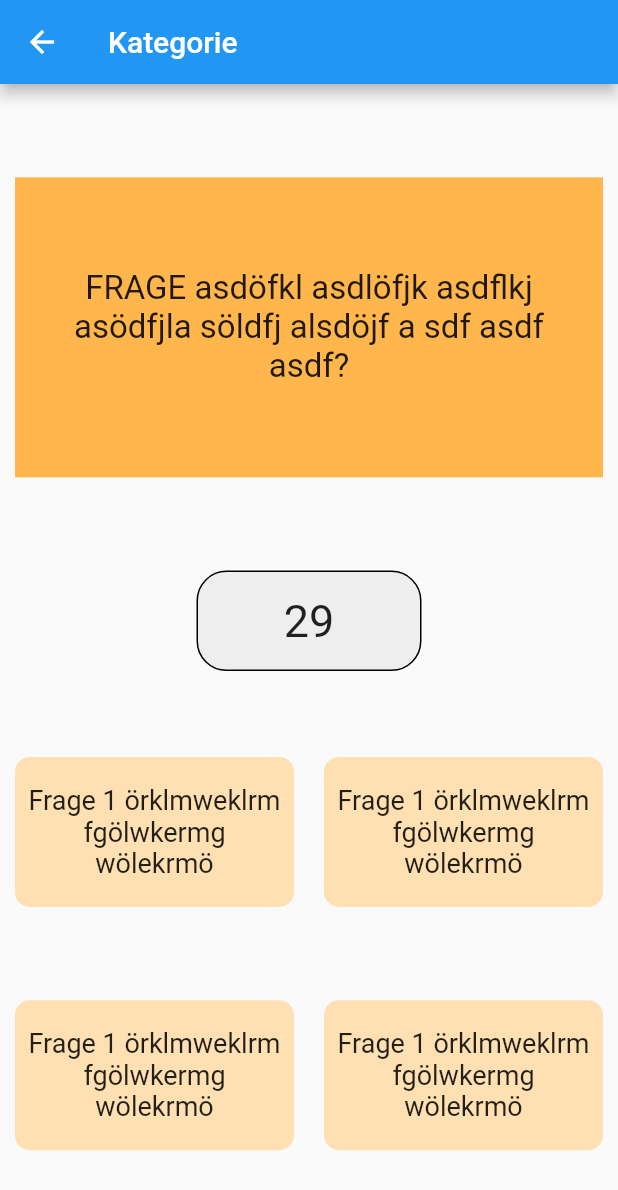
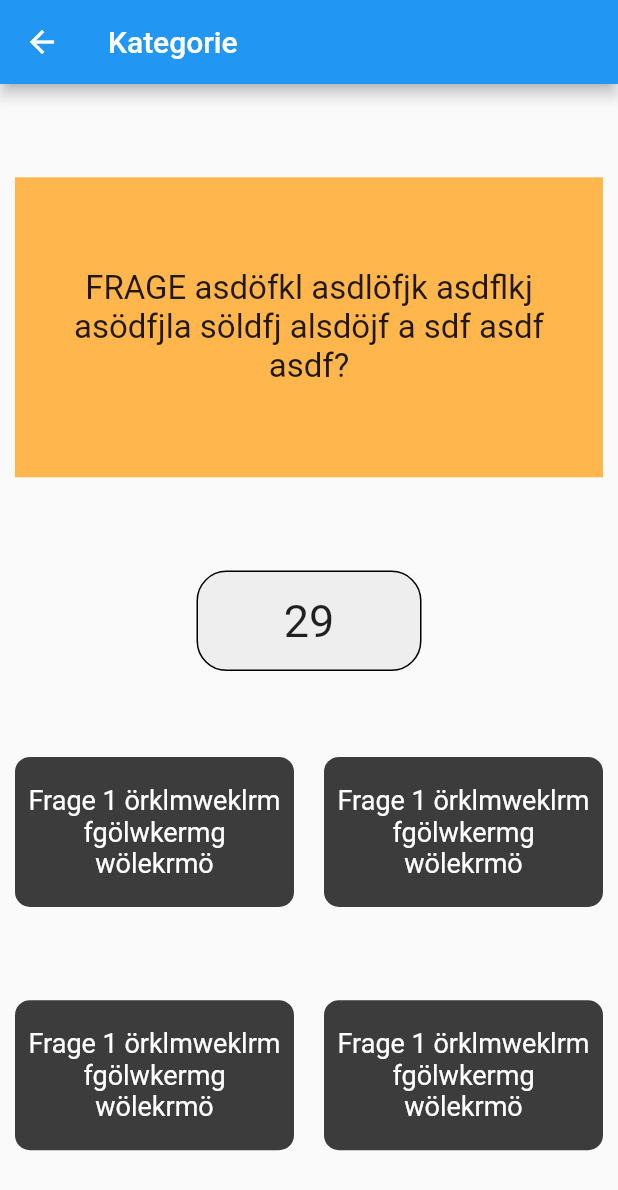
Before and after one commit to NoConnection12367/MultiQuizz, a Flutter app: the QuestionPage screen opened directly, on a phone screen of 412 x 824 dp. Shown: the top 1190 px of the screen. Run offline on Flutter 3.47's test engine with Material 2 defaults, Android fonts, the phone set to English and light mode, and no system bars; our stand-ins replace firebase_database; accounts and stored records are empty.

Commit message:
questionpage changed color

```diff
--- a/multiquizz/lib/pages/questionPage.dart
+++ b/multiquizz/lib/pages/questionPage.dart
@@ -102,10 +102,11 @@ class _QuestionPageState extends State<QuestionPage> {
                                 child: Container(
                                     padding: const EdgeInsets.only(top: 5.0, bottom: 5.0, left: 10.0, right: 10.0),
                                     child: Container(
+                                        padding: const EdgeInsets.all(5),
                                         height: 100,
                                         decoration: BoxDecoration(
                                             borderRadius: BorderRadius.all(Radius.circular(10)),
-                                            color: Colors.orange[100],
+                                            color: Color.fromRGBO(60,60,60, 1),
                                         ),
                                         child: Row(
                                             mainAxisAlignment: MainAxisAlignment.center,
@@ -113,16 +114,14 @@ class _QuestionPageState extends State<QuestionPage> {
                                             crossAxisAlignment: CrossAxisAlignment.center,
                                             children: <Widget>[
                                                 Expanded(
-                                                    child: Container(
-                                                        padding: const EdgeInsets.all(5),
 													child: Text(
 														"Frage 1 örklmweklrm fgölwkermg wölekrmö",
 														textAlign: TextAlign.center,
 														style: TextStyle(
-                                                                fontSize: 18.0
+															fontSize: 18.0,
+															color: Colors.white
 														),
 													),
-                                                    )
                                                 ),
                                             ],
                                         )
@@ -137,7 +136,7 @@ class _QuestionPageState extends State<QuestionPage> {
                                         height: 100,
                                         decoration: BoxDecoration(
                                             borderRadius: BorderRadius.all(Radius.circular(10)),
-                                            color: Colors.orange[100],
+                                            color: Color.fromRGBO(60,60,60, 1),
                                         ),
                                         child: Row(
                                             mainAxisAlignment: MainAxisAlignment.center,
@@ -149,7 +148,8 @@ class _QuestionPageState extends State<QuestionPage> {
 														"Frage 1 örklmweklrm fgölwkermg wölekrmö",
 														textAlign: TextAlign.center,
 														style: TextStyle(
-                                                            fontSize: 18.0
+															fontSize: 18.0,
+															color: Colors.white
 														),
                                                     ),
                                                 ),
@@ -173,7 +173,7 @@ class _QuestionPageState extends State<QuestionPage> {
                                         height: 100,
                                         decoration: BoxDecoration(
                                             borderRadius: BorderRadius.all(Radius.circular(10)),
-                                            color: Colors.orange[100],
+                                            color: Color.fromRGBO(60,60,60, 1),
                                         ),
                                         child: Row(
                                             mainAxisAlignment: MainAxisAlignment.center,
@@ -185,7 +185,8 @@ class _QuestionPageState extends State<QuestionPage> {
 														"Frage 1 örklmweklrm fgölwkermg wölekrmö",
 														textAlign: TextAlign.center,
 														style: TextStyle(
-                                                            fontSize: 18.0
+															fontSize: 18.0,
+															color: Colors.white
 														),
                                                     ),
                                                 ),
@@ -202,7 +203,7 @@ class _QuestionPageState extends State<QuestionPage> {
                                         height: 100,
                                         decoration: BoxDecoration(
                                             borderRadius: BorderRadius.all(Radius.circular(10)),
-                                            color: Colors.orange[100],
+                                            color: Color.fromRGBO(60,60,60, 1),
                                         ),
                                         child: Row(
                                             mainAxisAlignment: MainAxisAlignment.center,
@@ -214,7 +215,8 @@ class _QuestionPageState extends State<QuestionPage> {
 														"Frage 1 örklmweklrm fgölwkermg wölekrmö",
 														textAlign: TextAlign.center,
 														style: TextStyle(
-                                                            fontSize: 18.0
+															fontSize: 18.0,
+															color: Colors.white
 														),
                                                     ),
                                                 ),
```
Lines whose indentation alone changed are shown as unchanged.
